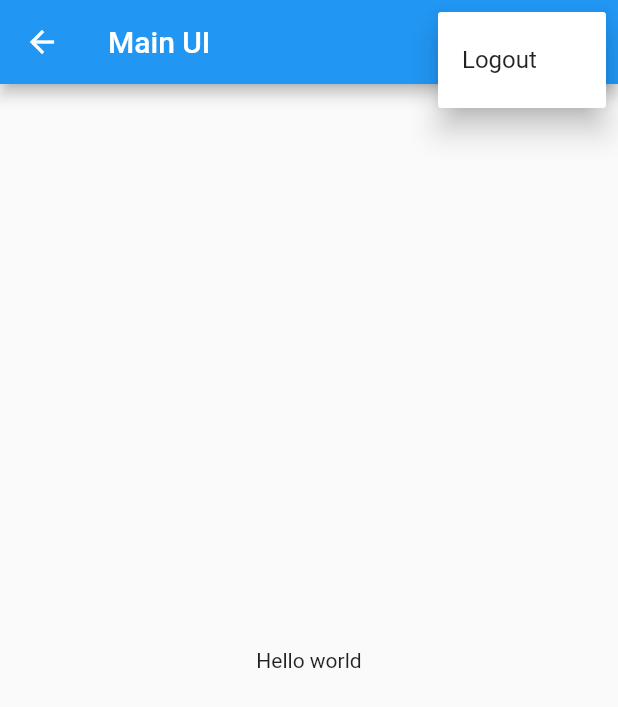
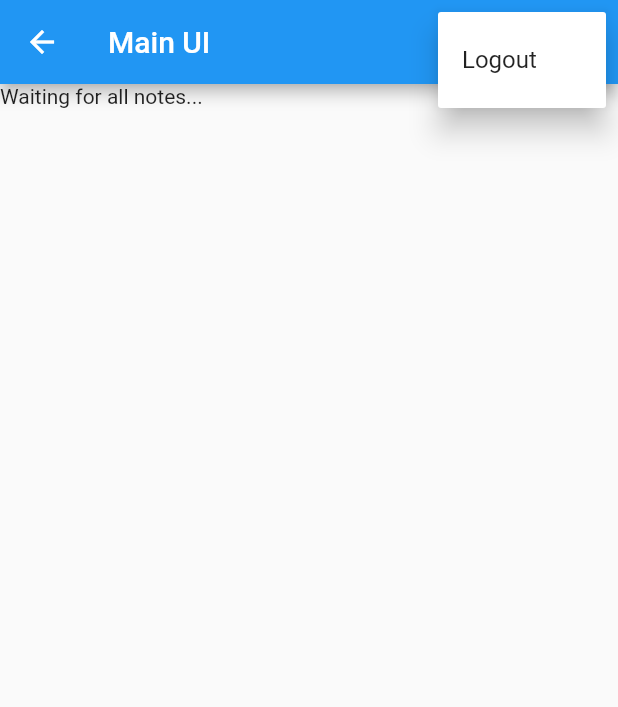
Before and after one commit to nitin-787/uni-notes, a Flutter app: the NotesView screen opened by its route, after a tap on the "more vert" icon, on a phone screen of 412 x 824 dp. Shown: the top 707 px of the screen. Run offline on Flutter 3.47's test engine with Material 2 defaults, Android fonts, the phone set to English and light mode, and no system bars; our stand-ins replace firebase_auth, firebase_core, sqflite; accounts and stored records are empty; network calls fail.

Commit message:
Preparing Notes View to Read All Notes

```diff
--- a/lib/services/auth/auth_user.dart
+++ b/lib/services/auth/auth_user.dart
@@ -3,8 +3,15 @@ import 'package:flutter/foundation.dart';
 
 @immutable
 class AuthUser {
+  final String? email;
   final bool isEmailVerified;
-  const AuthUser({required this.isEmailVerified});
+  const AuthUser({
+    required this.email,
+    required this.isEmailVerified,
+  });
 
-  factory AuthUser.fromFirebaseUser(User user) => AuthUser(isEmailVerified: user.emailVerified);
+  factory AuthUser.fromFirebaseUser(User user) => AuthUser(
+        email: user.email,
+        isEmailVerified: user.emailVerified,
+      );
 }
--- a/lib/services/crud/notes_serivce.dart
+++ b/lib/services/crud/notes_serivce.dart
@@ -5,13 +5,19 @@ import 'package:sqflite/sqflite.dart';
 import 'package:path_provider/path_provider.dart';
 import 'package:path/path.dart' show join;
 
-class NoteSerivce {
+class NotesSerivce {
   Database? _db;
 
   List<DatabaseNote> _notes = [];
 
+  static final NotesSerivce _shared = NotesSerivce._sharedInstance();
+  NotesSerivce._sharedInstance();
+  factory NotesSerivce() => _shared;
+
   final _notesStreamController =
       StreamController<List<DatabaseNote>>.broadcast();
+
+  Stream<List<DatabaseNote>> get allNotes => _notesStreamController.stream;
 
   Future<DatabaseUser> getOrCreateUser({required String email}) async {
     try {
@@ -35,6 +41,7 @@ class NoteSerivce {
     required DatabaseNote note,
     required String text,
   }) async {
+    await _ensureDbIsOpen();
     final db = _getDatabaseOrThrow();
 
     // make sure note exists
@@ -58,6 +65,7 @@ class NoteSerivce {
   }
 
   Future<Iterable<DatabaseNote>> getAllNote() async {
+    await _ensureDbIsOpen();
     final db = _getDatabaseOrThrow();
     final notes = await db.query(noteTable);
 
@@ -65,6 +73,7 @@ class NoteSerivce {
   }
 
   Future<DatabaseNote> getNote({required int id}) async {
+    await _ensureDbIsOpen();
     final db = _getDatabaseOrThrow();
     final notes = await db.query(
       noteTable,
@@ -85,6 +94,7 @@ class NoteSerivce {
   }
 
   Future<int> deleteAllNote() async {
+    await _ensureDbIsOpen();
     final db = _getDatabaseOrThrow();
     final numberOfDeletion = await db.delete(noteTable);
     _notes = [];
@@ -93,6 +103,7 @@ class NoteSerivce {
   }
 
   Future<void> deleteNote({required int id}) async {
+    await _ensureDbIsOpen();
     final db = _getDatabaseOrThrow();
     final deletedCount = await db.delete(
       noteTable,
@@ -108,6 +119,7 @@ class NoteSerivce {
   }
 
   Future<DatabaseNote> createNote({required DatabaseUser owner}) async {
+    await _ensureDbIsOpen();
     final db = _getDatabaseOrThrow();
 
     // make sure owner exists in the database with correct id
@@ -139,6 +151,7 @@ class NoteSerivce {
   }
 
   Future<DatabaseUser> getUser({required String email}) async {
+    await _ensureDbIsOpen();
     final db = _getDatabaseOrThrow();
     final results = await db.query(
       userTable,
@@ -154,6 +167,7 @@ class NoteSerivce {
   }
 
   Future<DatabaseUser> createUser({required String email}) async {
+    await _ensureDbIsOpen();
     final db = _getDatabaseOrThrow();
     final results = await db.query(
       userTable,
@@ -176,6 +190,7 @@ class NoteSerivce {
   }
 
   Future<void> deleteUser({required String email}) async {
+    await _ensureDbIsOpen();
     final db = _getDatabaseOrThrow();
     final deletedCount = await db.delete(
       userTable,
@@ -193,6 +208,14 @@ class NoteSerivce {
       throw DatabaseIsNotOpen();
     } else {
       return db;
+    }
+  }
+
+  Future<void> _ensureDbIsOpen() async {
+    try {
+      await open();
+    } on DatabaseAlreadyOpenException {
+      // empty
     }
   }
 
--- a/lib/views/notes_view.dart
+++ b/lib/views/notes_view.dart
@@ -2,6 +2,7 @@ import 'package:flutter/material.dart';
 import 'package:mynotes/constants/routes.dart';
 import 'package:mynotes/enums/menu_actions.dart';
 import 'package:mynotes/services/auth/auth_serivce.dart';
+import 'package:mynotes/services/crud/notes_serivce.dart';
 
 class NotesView extends StatefulWidget {
   const NotesView({Key? key}) : super(key: key);
@@ -11,6 +12,22 @@ class NotesView extends StatefulWidget {
 }
 
 class _NotesViewState extends State<NotesView> {
+  late final NotesSerivce _notesSerivce;
+  String get userEmail => AuthService.firebase().currentUser!.email!;
+
+  @override
+  void initState() {
+    _notesSerivce = NotesSerivce();
+    _notesSerivce.open();
+    super.initState();
+  }
+
+  @override
+  void dispose() {
+    _notesSerivce.close();
+    super.dispose();
+  }
+
   @override
   Widget build(BuildContext context) {
     return Scaffold(
@@ -43,8 +60,26 @@ class _NotesViewState extends State<NotesView> {
           ),
         ],
       ),
-      body: const Center(
-        child: Text('Hello world'),
+      body: FutureBuilder(
+        future: _notesSerivce.getOrCreateUser(email: userEmail),
+        builder: (context, snapshot) {
+          switch (snapshot.connectionState) {
+            case ConnectionState.done:
+              return StreamBuilder(
+                stream: _notesSerivce.allNotes,
+                builder: (context, snapshot) {
+                  switch (snapshot.connectionState) {
+                    case ConnectionState.waiting:
+                      return const Text('Waiting for all notes...');
+                    default:
+                      return const CircularProgressIndicator();
+                  }
+                },
+              );
+            default:
+              return const CircularProgressIndicator();
+          }
+        },
       ),
     );
   }
```
